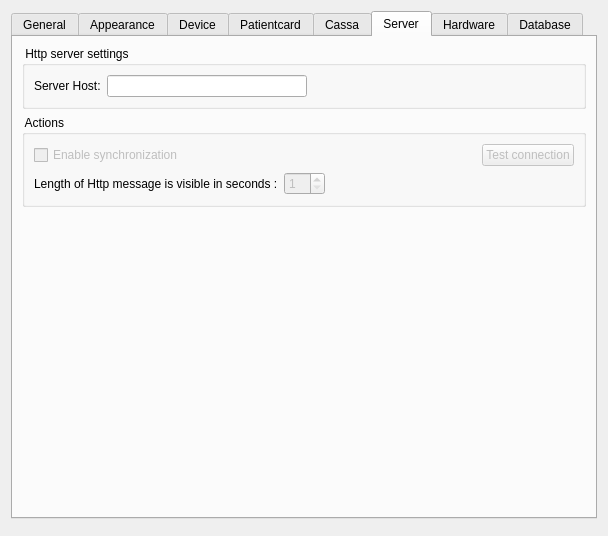
tbikfalvi/Belenus, file client/dlgpreferences.ui: the form before one commit.
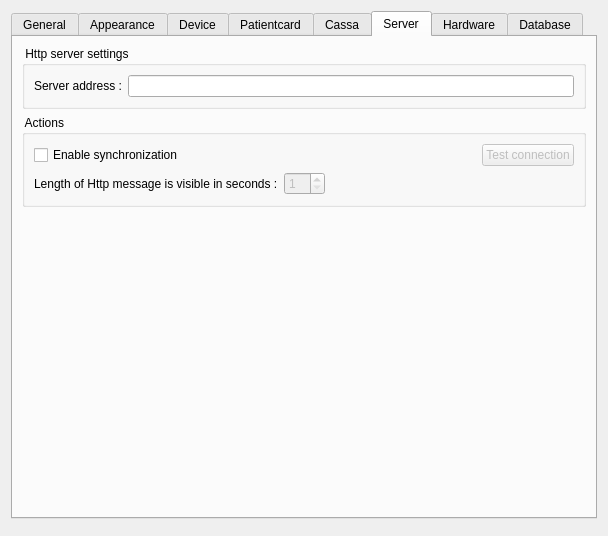
The form after the commit.

What changed in the file:
```diff
--- a/client/dlgpreferences.ui
+++ b/client/dlgpreferences.ui
@@ -1695,28 +1695,19 @@
          <property name="title">
           <string> Http server settings </string>
          </property>
-         <layout class="QFormLayout" name="formLayout_6">
-          <property name="fieldGrowthPolicy">
-           <enum>QFormLayout::AllNonFixedFieldsGrow</enum>
-          </property>
-          <item row="0" column="0">
+         <layout class="QHBoxLayout" name="horizontalLayout_32">
+          <item>
            <widget class="QLabel" name="lblServerHost">
             <property name="text">
-             <string>Server Host:</string>
+             <string>Server address :</string>
             </property>
            </widget>
           </item>
-          <item row="0" column="1">
+          <item>
            <widget class="QLineEdit" name="ledServerHost">
             <property name="enabled">
              <bool>true</bool>
             </property>
-            <property name="maximumSize">
-             <size>
-              <width>200</width>
-              <height>16777215</height>
-             </size>
-            </property>
            </widget>
           </item>
          </layout>
@@ -1736,7 +1727,7 @@
             <item>
              <widget class="QCheckBox" name="chkEnableHttp">
               <property name="enabled">
-               <bool>false</bool>
+               <bool>true</bool>
               </property>
               <property name="text">
                <string>Enable synchronization</string>
```
